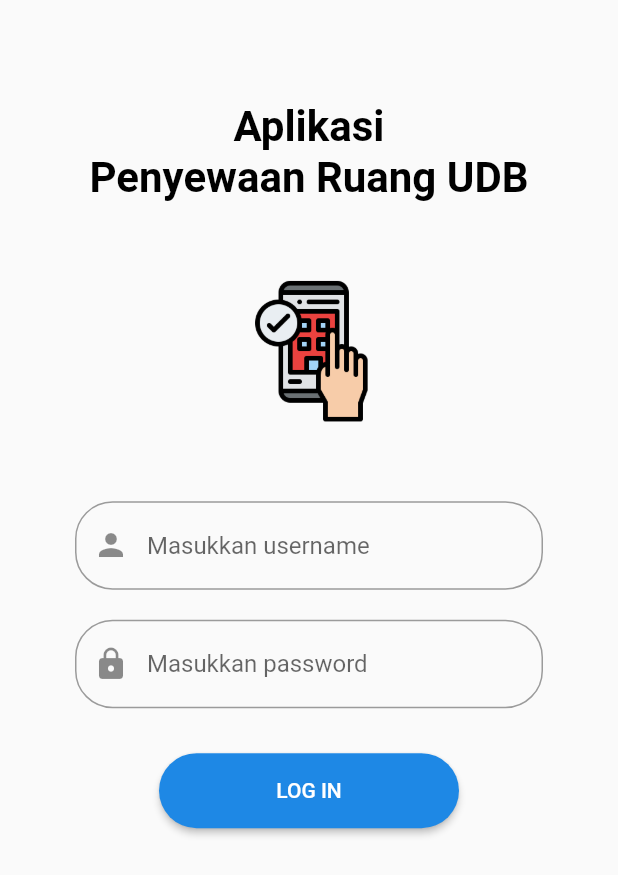
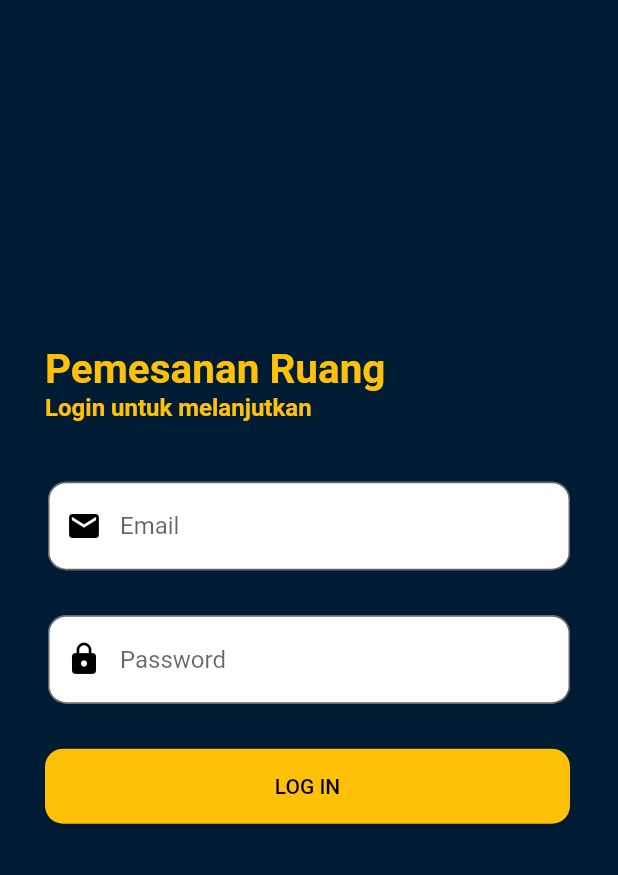
Before and after one commit to areosudrajad/App-pemesanan-ruang, a Flutter app: the screen it shows after launch, on a phone screen of 412 x 824 dp. Shown: the top 875 px of the screen. Run offline on Flutter 3.47's test engine with Material 2 defaults, Android fonts, the light colour scheme and no system bars; our stand-ins replace hive, hive_flutter; accounts and stored records are empty.

Commit message:
menyesuaikan tampilan

```diff
--- a/lib/login_screen.dart
+++ b/lib/login_screen.dart
@@ -47,70 +47,76 @@ class _login_screenState extends State<login_screen> {
   @override
   Widget build(BuildContext context) {
     return Scaffold(
-      resizeToAvoidBottomInset: false,
+      backgroundColor: Color.fromARGB(255, 0, 28, 52),
       body: Column(
         children: [
-          SizedBox(
-            height: 50,
-          ),
+          Padding(
+            padding: EdgeInsets.symmetric(horizontal: 30, vertical: 230),
+            child: Column(
+              mainAxisAlignment: MainAxisAlignment.center,
+              crossAxisAlignment: CrossAxisAlignment.start,
+              children: [
                 Text(
-            'Aplikasi',
+                  'Pemesanan Ruang',
                   style: TextStyle(
                       fontWeight: FontWeight.bold,
-                fontSize: 28,
-                color: Colors.black,
-                height: 2),
+                      fontSize: 27,
+                      color: Colors.amber),
                 ),
                 SizedBox(
                   height: 0.1,
                 ),
                 Text(
-            'Penyewaan Ruang UDB',
+                  'Login untuk melanjutkan',
                   style: TextStyle(
                       fontWeight: FontWeight.bold,
-                fontSize: 28,
-                color: Colors.black,
-                height: 1),
+                      fontSize: 16,
+                      color: Colors.amber),
                 ),
                 SizedBox(
-            height: 50,
-          ),
-          Image.asset('images/L1.png', height: 100),
-          SizedBox(
-            height: 40,
+                  height: 20,
                 ),
                 Padding(
-            padding: const EdgeInsets.symmetric(horizontal: 50, vertical: 10),
+                  padding:
+                      const EdgeInsets.symmetric(horizontal: 2, vertical: 20),
                   child: TextFormField(
                     controller: usernameC,
                     decoration: InputDecoration(
-                hintText: 'Masukkan username',
-                prefixIcon: Icon(Icons.person),
+                      hintText: 'Email',
+                      prefixIcon: Icon(
+                        Icons.mail,
+                        color: Colors.black,
+                      ),
+                      fillColor: Colors.white,
+                      filled: true,
                       border: OutlineInputBorder(
-                  borderRadius: BorderRadius.circular(25),
-                ),
+                          borderRadius: BorderRadius.circular(12)),
                     ),
                   ),
                 ),
                 Padding(
-            padding: const EdgeInsets.symmetric(horizontal: 50, vertical: 10),
+                  padding:
+                      const EdgeInsets.symmetric(horizontal: 2, vertical: 10),
                   child: TextFormField(
                     controller: passwordC,
                     obscureText: true,
                     decoration: InputDecoration(
-                prefixIcon: Icon(Icons.lock),
-                hintText: 'Masukkan password',
+                        hintText: 'Password',
+                        prefixIcon: Icon(
+                          Icons.lock,
+                          color: Colors.black,
+                        ),
+                        fillColor: Colors.white,
+                        filled: true,
                         border: OutlineInputBorder(
-                  borderRadius: BorderRadius.circular(25),
-                ),
-              ),
+                            borderRadius: BorderRadius.circular(12))),
                   ),
                 ),
                 SizedBox(
                   height: 20,
                 ),
                 SizedBox(
-            width: 200,
+                  width: 350,
                   height: 50,
                   child: ElevatedButton(
                     onPressed: () {
@@ -158,14 +164,19 @@ class _login_screenState extends State<login_screen> {
                       }
                     },
                     style: ElevatedButton.styleFrom(
-                primary: Colors.blue[600],
+                      primary: Colors.amber,
                       shape: RoundedRectangleBorder(
-                  borderRadius: BorderRadius.circular(25),
+                          borderRadius: BorderRadius.circular(12)),
+                    ),
+                    child: Text(
+                      'LOG IN',
+                      style: TextStyle(color: Colors.black),
                     ),
                   ),
-              child: Text('LOG IN'),
                 ),
+              ],
             ),
+          )
         ],
       ),
     );
```
Lines whose indentation alone changed are shown as unchanged.
